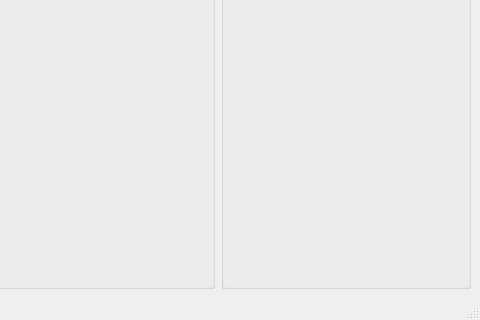
Before: the Qt Designer form mainwindow.ui in marcinwozniak0/BakcylProgramowania_2020, drawn with Qt 5; both pictures show x 743 to 1223 and y 507 to 827 of the 1223 by 827 pixel window.
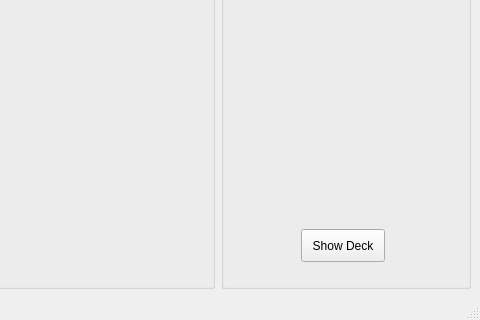
After: the same form once the commit is applied.

Commit message: Show deck button added and deck window added

```diff
--- a/mainwindow.ui
+++ b/mainwindow.ui
@@ -547,6 +547,19 @@
         <string/>
        </property>
       </widget>
+      <widget class="QPushButton" name="pushButton">
+       <property name="geometry">
+        <rect>
+         <x>80</x>
+         <y>540</y>
+         <width>84</width>
+         <height>33</height>
+        </rect>
+       </property>
+       <property name="text">
+        <string>Show Deck</string>
+       </property>
+      </widget>
      </widget>
     </item>
     <item row="0" column="0" colspan="2">
```
Left out of the diff: 2 changed lines with no effect on the pictures. The commit also changes 6 other files.
